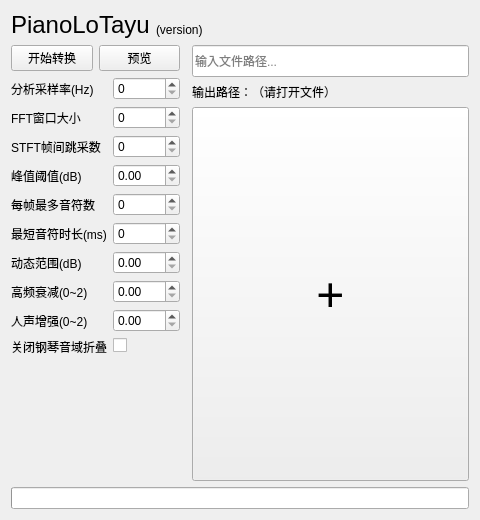
LYXOfficial/PianoLoTayu, file src/pianolotayu/gui/main.ui: the form before one commit.
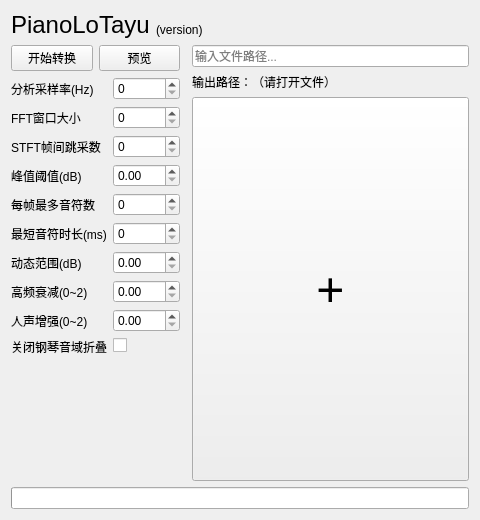
The form after the commit.

Commit message: feat: Enhance UI and Playback Features

```diff
--- a/src/pianolotayu/gui/main.ui
+++ b/src/pianolotayu/gui/main.ui
@@ -85,13 +85,13 @@
          <property name="minimumSize">
           <size>
            <width>0</width>
-           <height>32</height>
+           <height>0</height>
           </size>
          </property>
          <property name="maximumSize">
           <size>
            <width>16777215</width>
-           <height>32</height>
+           <height>16777215</height>
           </size>
          </property>
          <property name="placeholderText">
```
The commit also changes 7 other files.
